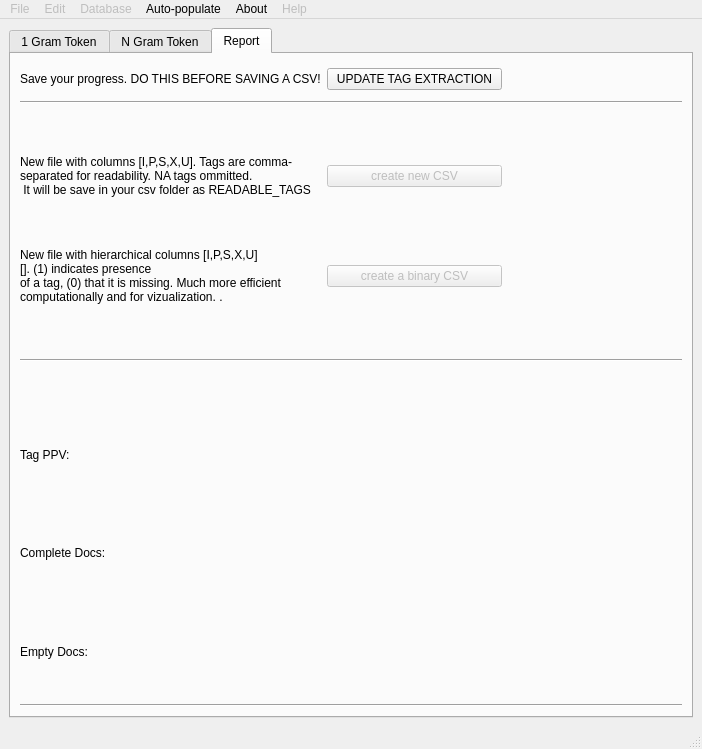
usnistgov/nestor, file nestor/ui/taggingUI.ui: the form before one commit.
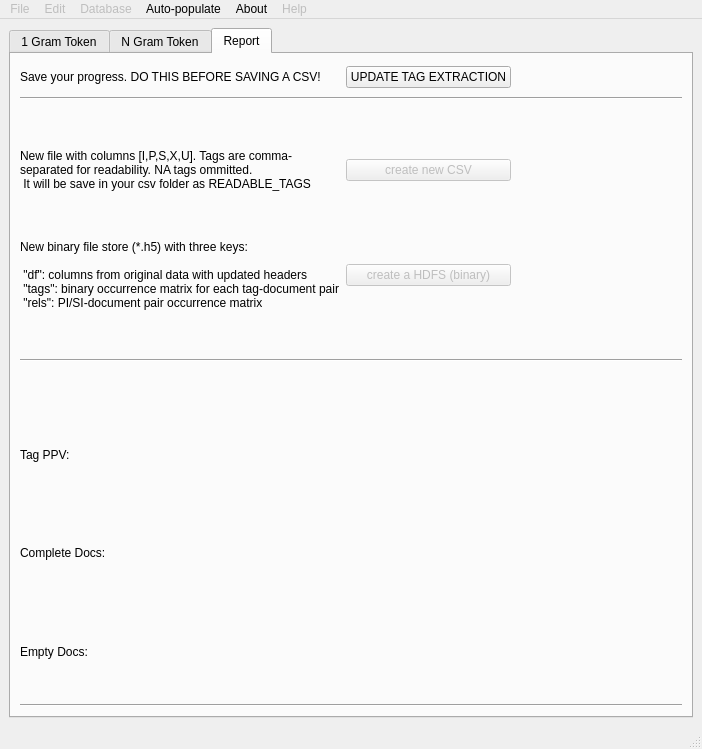
The form after the commit. The open tabs and pages were chosen to show the change.

What changed in the file:
```diff
--- a/nestor/ui/taggingUI.ui
+++ b/nestor/ui/taggingUI.ui
@@ -684,10 +684,11 @@
               <item row="7" column="0">
                <widget class="QLabel" name="label_report_saveBinnary">
                 <property name="text">
-                 <string>New file with hierarchical columns [I,P,S,X,U]
-[&lt;tags in vocabulary&gt;]. (1) indicates presence 
-of a tag, (0) that it is missing. Much more efficient 
-computationally and for vizualization. . </string>
+                 <string>New binary file store (*.h5) with three keys: 
+
+ &quot;df&quot;: columns from original data with updated headers 
+ &quot;tags&quot;: binary occurrence matrix for each tag-document pair
+ &quot;rels&quot;: PI/SI-document pair occurrence matrix</string>
                 </property>
                </widget>
               </item>
@@ -713,7 +714,7 @@
                  <bool>false</bool>
                 </property>
                 <property name="text">
-                 <string>create a binary CSV</string>
+                 <string>create a HDFS (binary)</string>
                 </property>
                </widget>
               </item>
```
Left out of the diff: 6 changed lines with no effect on the pictures.
